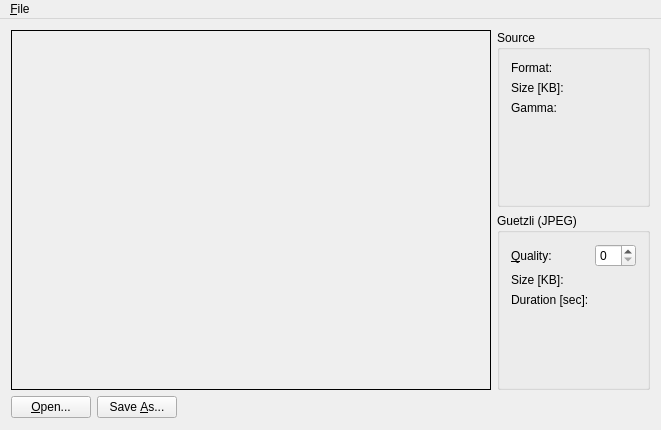
Above: GuetzliSimpleGUI/MainWindow.ui from till213/GuetzliImageIOPlugin before the change. Below: the same form after it.
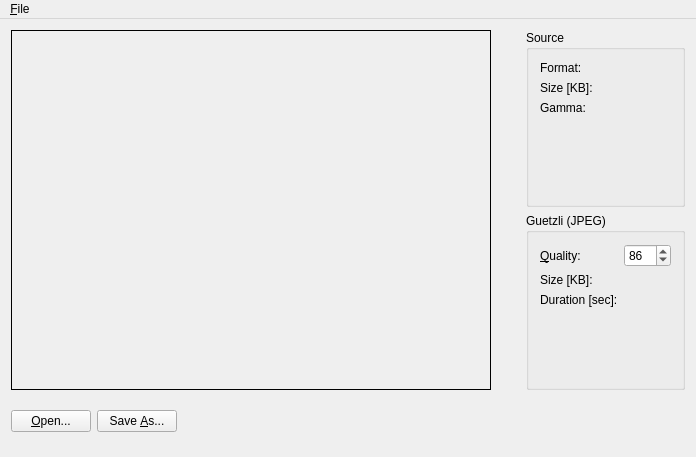
That is the form after the change.

Diff of the .ui file:
```diff
--- a/GuetzliSimpleGUI/MainWindow.ui
+++ b/GuetzliSimpleGUI/MainWindow.ui
@@ -6,8 +6,8 @@
    <rect>
     <x>0</x>
     <y>0</y>
-    <width>642</width>
-    <height>430</height>
+    <width>696</width>
+    <height>457</height>
    </rect>
   </property>
   <property name="windowTitle">
@@ -117,7 +117,20 @@
         </widget>
        </item>
        <item row="0" column="1">
-        <widget class="QSpinBox" name="qualitySpinBox"/>
+        <widget class="QSpinBox" name="qualitySpinBox">
+         <property name="suffix">
+          <string/>
+         </property>
+         <property name="minimum">
+          <number>84</number>
+         </property>
+         <property name="maximum">
+          <number>100</number>
+         </property>
+         <property name="value">
+          <number>86</number>
+         </property>
+        </widget>
        </item>
        <item row="1" column="0">
         <widget class="QLabel" name="label_3">
@@ -207,8 +220,8 @@
     <rect>
      <x>0</x>
      <y>0</y>
-     <width>642</width>
-     <height>21</height>
+     <width>696</width>
+     <height>22</height>
     </rect>
    </property>
    <widget class="QMenu" name="fileMenu">
```
